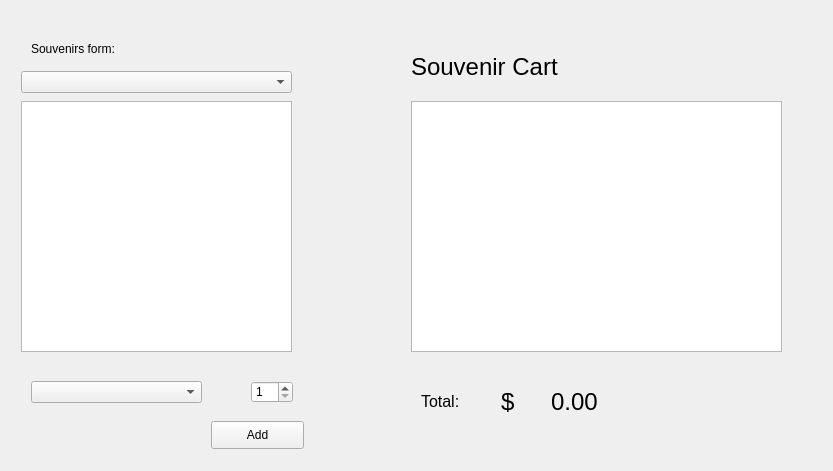
Before: the Qt Designer form plantripwindow.ui in Ling2251/CS1D-College-Tour, drawn with Qt 5.
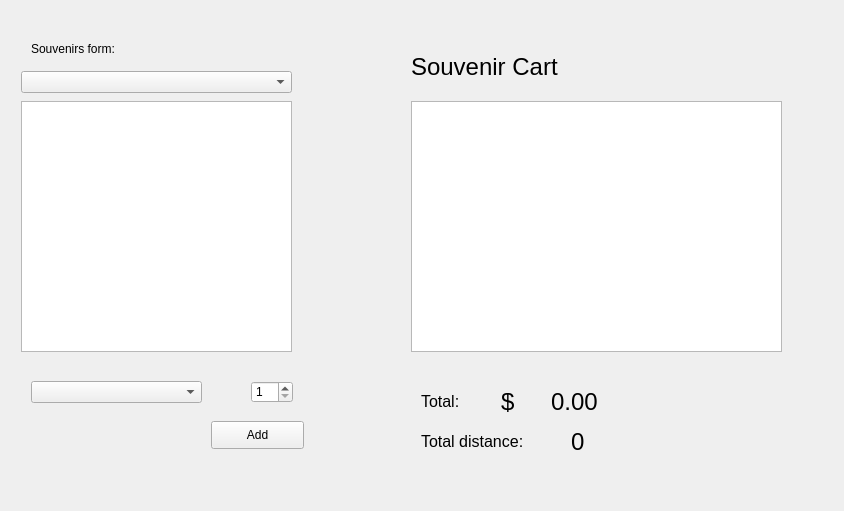
After: the same form once the commit is applied.

What changed in the file:
```diff
--- a/plantripwindow.ui
+++ b/plantripwindow.ui
@@ -6,8 +6,8 @@
    <rect>
     <x>0</x>
     <y>0</y>
-    <width>833</width>
-    <height>471</height>
+    <width>844</width>
+    <height>511</height>
    </rect>
   </property>
   <property name="windowTitle">
@@ -241,6 +241,70 @@
         </rect>
        </property>
       </widget>
+      <widget class="QLabel" name="total_label_2">
+       <property name="geometry">
+        <rect>
+         <x>410</x>
+         <y>410</y>
+         <width>111</width>
+         <height>41</height>
+        </rect>
+       </property>
+       <property name="maximumSize">
+        <size>
+         <width>111</width>
+         <height>41</height>
+        </size>
+       </property>
+       <property name="font">
+        <font>
+         <pointsize>12</pointsize>
+        </font>
+       </property>
+       <property name="text">
+        <string>Total distance:</string>
+       </property>
+      </widget>
+      <widget class="QLabel" name="totalDistance_label">
+       <property name="geometry">
+        <rect>
+         <x>560</x>
+         <y>410</y>
+         <width>231</width>
+         <height>41</height>
+        </rect>
+       </property>
+       <property name="font">
+        <font>
+         <pointsize>18</pointsize>
+        </font>
+       </property>
+       <property name="mouseTracking">
+        <bool>false</bool>
+       </property>
+       <property name="text">
+        <string>0</string>
+       </property>
+       <property name="textFormat">
+        <enum>Qt::AutoText</enum>
+       </property>
+       <property name="scaledContents">
+        <bool>false</bool>
+       </property>
+      </widget>
+      <zorder>addSouvenir_button</zorder>
+      <zorder>quantity_spinBox</zorder>
+      <zorder>souv_tableView</zorder>
+      <zorder>total_label</zorder>
+      <zorder>souvCart_label</zorder>
+      <zorder>souvCart_tableView</zorder>
+      <zorder>souv_label</zorder>
+      <zorder>selectCampus_comboBox</zorder>
+      <zorder>dollarSign</zorder>
+      <zorder>totalCart_label</zorder>
+      <zorder>souv_comboBox</zorder>
+      <zorder>totalDistance_label</zorder>
+      <zorder>total_label_2</zorder>
      </widget>
     </widget>
    </item>
```
